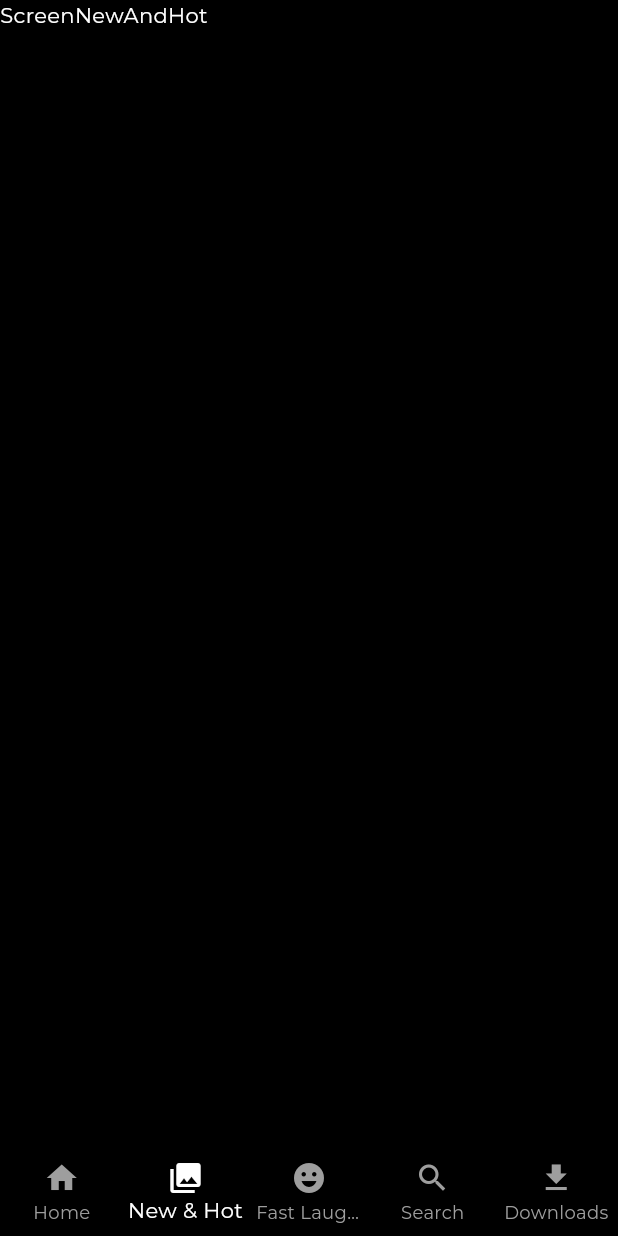
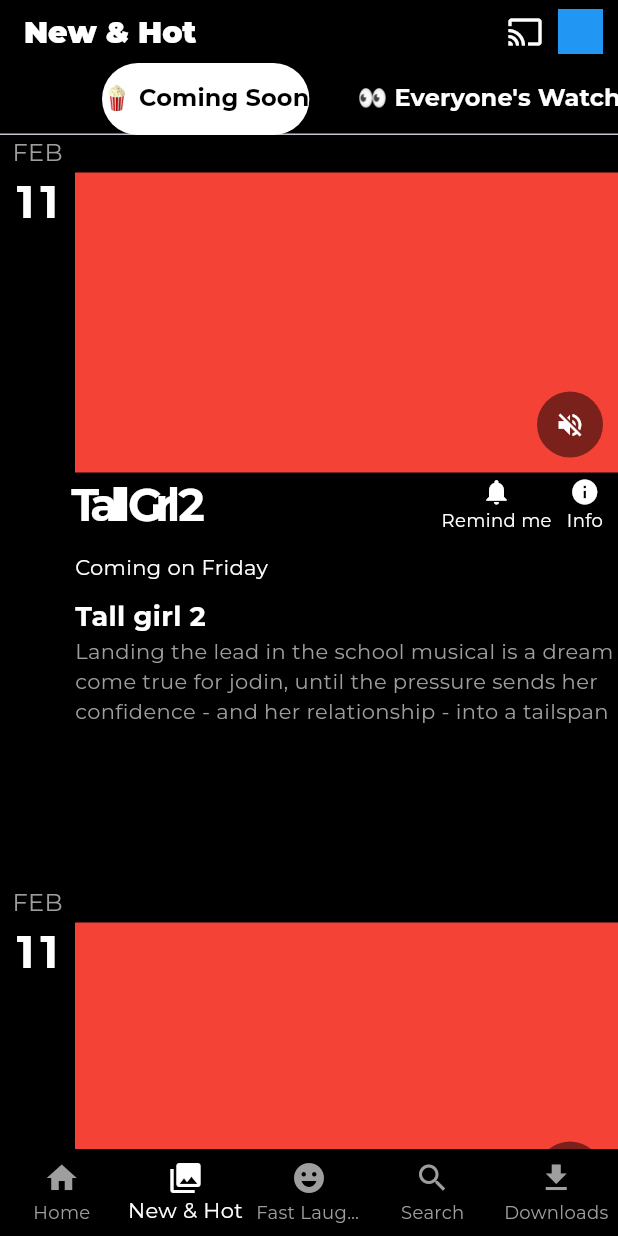
Before and after one commit to vibintomy/Netflix_Api_clone, a Flutter app: the screen it shows after launch, item 2 of the bottom bar chosen, on a phone screen of 412 x 824 dp. Run offline on Flutter 3.47's test engine with Material 3 defaults, Android fonts, the phone set to English and light mode, and no system bars; our stand-ins replace bordered_text, google_fonts; network calls fail.

Commit message:
third commit

```diff
--- a/lib/core/colors/colors.dart
+++ b/lib/core/colors/colors.dart
@@ -5,4 +5,5 @@ const KwhiteColor = Colors.white;
 final KbuttonColorBlue = Colors.blueAccent[700];
 
 const Kbuttonwhite = Colors.white;
-const kBlackColor = Colors.black;
+const kBlackColor = Color.fromRGBO(0, 0, 0, 1);
+const kgrey = Colors.grey;
--- a/lib/core/constants.dart
+++ b/lib/core/constants.dart
@@ -11,9 +11,11 @@ const kheight = SizedBox(
 const kheight20 = SizedBox(
   height: 20,
 );
+const kheight50 = SizedBox(height: 50);
 
 // Border radius
 final BorderRadius kRadius10 = BorderRadius.circular(10);
+final BorderRadius kRadiou30 = BorderRadius.circular(30);
 
 // image
 
@@ -22,7 +24,7 @@ const kMainImage =
 
 // Textstyle
 
-TextStyle kHomeTitleText = TextStyle(
+TextStyle kHomeTitleText = const TextStyle(
   fontSize: 14,
   fontWeight: FontWeight.bold,
 );
--- a/lib/main.dart
+++ b/lib/main.dart
@@ -16,12 +16,15 @@ class MyApp extends StatelessWidget {
       debugShowCheckedModeBanner: false,
       title: 'Flutter demo',
       theme: ThemeData(
+        appBarTheme: AppBarTheme(backgroundColor: Colors.transparent),
         scaffoldBackgroundColor: backgroundColor,
         fontFamily: GoogleFonts.montserrat().fontFamily,
         primarySwatch: Colors.blue,
         textTheme:const TextTheme(
         bodyLarge: TextStyle(color:  Colors.white),
-        bodyMedium: TextStyle(color: Colors.white)
+        bodyMedium: TextStyle(color: Colors.white),
+
+
 
         )
       ),
--- a/lib/presentation/home/widgets/custom_button_widget.dart
+++ b/lib/presentation/home/widgets/custom_button_widget.dart
@@ -1,29 +1,27 @@
-
 import 'package:flutter/material.dart';
 import 'package:netflix_clone/core/colors/colors.dart';
 
 class CustomButtonWidget extends StatelessWidget {
-  const CustomButtonWidget({
-    super.key,
-    required this.icon,
-    required this.title
-  });
+  const CustomButtonWidget(
+      {super.key, required this.icon, required this.title, this.iconSize=30,this.textSize=18});
   final IconData icon;
   final String title;
+  final double iconSize;
+  final double textSize;
 
   @override
   Widget build(BuildContext context) {
     return Column(
       children: [
         Icon(
-         icon,
+          icon,
           color: KwhiteColor,
-          size: 30,
+          size: iconSize,
         ),
         Text(
           title,
-          style:const TextStyle(
-            fontSize: 18,
+          style:  TextStyle(
+            fontSize: textSize,
           ),
         )
       ],
--- a/lib/presentation/new_and_hot/screen_new_and_hot.dart
+++ b/lib/presentation/new_and_hot/screen_new_and_hot.dart
@@ -1,10 +1,72 @@
 import 'package:flutter/material.dart';
+import 'package:netflix_clone/core/colors/colors.dart';
+import 'package:netflix_clone/core/constants.dart';
+import 'package:netflix_clone/presentation/new_and_hot/widgets/coming_soon_widget.dart';
+import 'widgets/everyones_watching_widget.dart';
 
 class ScreenNewAndHot extends StatelessWidget {
   const ScreenNewAndHot({super.key});
 
   @override
   Widget build(BuildContext context) {
-    return Scaffold( body: Text('ScreenNewAndHot'),);
+    return DefaultTabController(
+      length: 2,
+      child: Scaffold(
+        appBar: PreferredSize(
+            preferredSize: const Size.fromHeight(90),
+            child: AppBar(
+              elevation: 0,
+              title: const Text('New & Hot',
+                  style: TextStyle(
+                      fontSize: 20,
+                      fontWeight: FontWeight.w900,
+                      color: KwhiteColor)),
+              actions: [
+                const Icon(
+                  Icons.cast,
+                  color: Colors.white,
+                ),
+                kwidth,
+                Container(
+                  width: 30,
+                  height: 30,
+                  color: Colors.blue,
+                ),
+                kwidth,
+              ],
+              bottom: TabBar(
+                  labelColor: kBlackColor,
+                  unselectedLabelColor: KwhiteColor,
+                  isScrollable: true,
+                  labelStyle: const TextStyle(
+                      fontSize: 16, fontWeight: FontWeight.bold),
+                  indicator: BoxDecoration(
+                      color: KwhiteColor, borderRadius: kRadiou30),
+                  tabs: const [
+                    Tab(
+                      text: "🍿 Coming Soon",
+                    ),
+                    Tab(
+                      text: "👀 Everyone's Watching",
+                    )
+                  ]),
+            )),
+        body: TabBarView(
+            children: [_buildComingSoon(), _buildEveryonesWatching()]),
+      ),
+    );
+  }
+
+  Widget _buildComingSoon() {
+    return ListView.builder(
+        itemCount: 10,
+        itemBuilder: (BuildContext context, index) => const ComingSoonWidget());
+  }
+
+  Widget _buildEveryonesWatching() {
+    return ListView.builder(
+      itemCount: 10,
+        itemBuilder: (BuildContext contex, index) =>
+            const EveryonesWatchWidget());
   }
 }
--- /dev/null
+++ b/lib/presentation/new_and_hot/widgets/coming_soon_widget.dart
@@ -0,0 +1,98 @@
+import 'package:flutter/material.dart';
+import 'package:netflix_clone/core/colors/colors.dart';
+import 'package:netflix_clone/core/constants.dart';
+
+import '../../home/widgets/custom_button_widget.dart';
+import '../../widgets/vedio_widget.dart';
+
+
+class ComingSoonWidget extends StatelessWidget {
+  const ComingSoonWidget({
+    super.key,
+  });
+
+  @override
+  Widget build(BuildContext context) {
+    Size size = MediaQuery.of(context).size;
+    return Row(
+      children: [
+        const SizedBox(
+          width: 50,
+          height: 500,
+          child: Column(
+            mainAxisAlignment: MainAxisAlignment.start,
+            mainAxisSize: MainAxisSize.min,
+            children: [
+              Text(
+                "FEB",
+                style: TextStyle(fontSize: 16, color: kgrey),
+              ),
+              Text(
+                '11',
+                style: TextStyle(
+                    fontSize: 30,
+                    letterSpacing: 4,
+                    fontWeight: FontWeight.bold),
+              )
+            ],
+          ),
+        ),
+        SizedBox(
+          width: size.width - 50,
+          height: 450,
+          child:const Column(
+            crossAxisAlignment: CrossAxisAlignment.start,
+            children: [
+              VedioWidget(),
+               Row(
+                // mainAxisAlignment: MainAxisAlignment.spaceBetween,
+                children: [
+                  Text(
+                    'Tall Grl 2',
+                    style: TextStyle(
+                        fontSize: 30,
+                        letterSpacing: -5,
+                        fontWeight: FontWeight.bold),
+                  ),
+                  Spacer(),
+                  Row(
+                    children: [
+                      CustomButtonWidget(
+                        icon: Icons.notifications,
+                        title: 'Remind me',
+                        iconSize: 20,
+                        textSize: 12,
+                      ),
+                      kwidth,
+                      CustomButtonWidget(
+                        icon: Icons.info,
+                        title: 'Info',
+                        iconSize: 20,
+                        textSize: 12,
+                      ),
+                      kwidth,
+                    ],
+                  )
+                ],
+              ),
+              kheight,
+               Text('Coming on Friday'),
+              kheight,
+             Text(
+                'Tall girl 2',
+                style: TextStyle(
+                  fontSize: 18,
+                  fontWeight: FontWeight.bold,
+                ),
+              ),
+              Text(
+                'Landing the lead in the school musical is a dream come true for jodin, until the pressure sends her confidence - and her relationship - into a tailspan',
+                style: TextStyle(color: kgrey),
+              )
+            ],
+          ),
+        ),
+      ],
+    );
+  }
+}
--- a/lib/presentation/search/screen_search.dart
+++ b/lib/presentation/search/screen_search.dart
@@ -1,7 +1,6 @@
 import 'package:flutter/cupertino.dart';
 import 'package:flutter/material.dart';
 import 'package:netflix_clone/core/constants.dart';
-import 'package:netflix_clone/presentation/search/widgets/search_idle.dart';
 import 'package:netflix_clone/presentation/search/widgets/search_result.dart';
 
 class ScreenSearch extends StatelessWidget {
--- a/lib/presentation/widgets/main_title_card.dart
+++ b/lib/presentation/widgets/main_title_card.dart
@@ -19,7 +19,7 @@ class MainTitleCard extends StatelessWidget {
           maxHeight: 200,
           child: ListView(
             scrollDirection: Axis.horizontal,
-            children: List.generate(10, (index) => MainCard()),
+            children: List.generate(10, (index) =>const MainCard()),
           ),
         )
       ],
--- /dev/null
+++ b/lib/presentation/widgets/vedio_widget.dart
@@ -0,0 +1,35 @@
+import 'package:flutter/material.dart';
+import 'package:netflix_clone/core/colors/colors.dart';
+
+class VedioWidget extends StatelessWidget {
+  const VedioWidget({
+    super.key,
+  });
+
+  @override
+  Widget build(BuildContext context) {
+    return Stack(
+      children: [
+        Container(
+          width: double.infinity,
+          height: 200,
+          color: Colors.red,
+        ),
+        Positioned(
+          bottom: 10,
+          right: 10,
+          child: CircleAvatar(
+              radius: 22,
+              backgroundColor: Colors.black.withOpacity(0.5),
+              child: IconButton(
+                  onPressed: () {},
+                  icon: const Icon(
+                    Icons.volume_off,
+                    color: KwhiteColor,
+                    size: 20,
+                  ))),
+        ),
+      ],
+    );
+  }
+}
```
Also changed, not shown: lib/application/controller/controller_movie.dart (added, +105 -0 lines), lib/application/model/movie_model.dart (added, +28 -0 lines), lib/presentation/fast_laugh/widgets/video_list_item.dart (+4 -4 lines), lib/presentation/home/screen_home.dart (+10 -4 lines), lib/presentation/new_and_hot/widgets/everyones_watching_widget.dart (added, +63 -0 lines), pubspec.yaml (+5 -13 lines), pubspec.lock.
